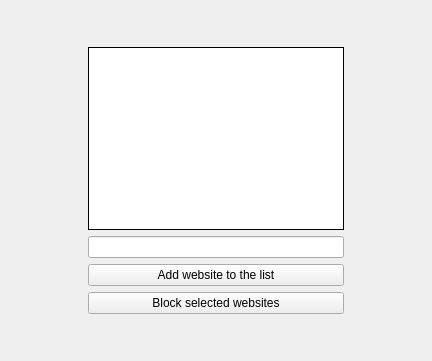
The window that ui/siteblocker.ui (SiamSami/deepin-site-blocker) describes before a commit, drawn with Qt 5.
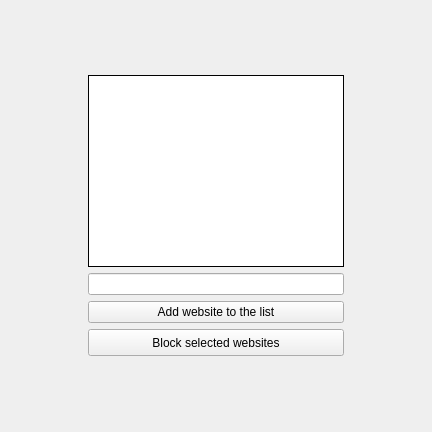
The same window after the commit.

What changed in the file:
```diff
--- a/ui/siteblocker.ui
+++ b/ui/siteblocker.ui
@@ -7,7 +7,7 @@
     <x>0</x>
     <y>0</y>
     <width>432</width>
-    <height>361</height>
+    <height>432</height>
    </rect>
   </property>
   <property name="windowTitle">
@@ -23,11 +23,11 @@
       <x>0</x>
       <y>0</y>
       <width>431</width>
-      <height>361</height>
+      <height>431</height>
      </rect>
     </property>
     <layout class="QGridLayout" name="gridLayout">
-     <item row="5" column="0">
+     <item row="4" column="1">
       <spacer name="verticalSpacer">
        <property name="orientation">
         <enum>Qt::Vertical</enum>
@@ -40,7 +40,7 @@
        </property>
       </spacer>
      </item>
-     <item row="0" column="0">
+     <item row="0" column="1">
       <spacer name="verticalSpacer_2">
        <property name="orientation">
         <enum>Qt::Vertical</enum>
@@ -53,8 +53,34 @@
        </property>
       </spacer>
      </item>
-     <item row="1" column="0" rowspan="2">
+     <item row="1" column="1" rowspan="3">
       <layout class="QGridLayout" name="gridLayout_2">
+       <item row="2" column="2">
+        <widget class="QLineEdit" name="lineEdit">
+         <property name="text">
+          <string/>
+         </property>
+         <property name="frame">
+          <bool>true</bool>
+         </property>
+         <property name="placeholderText">
+          <string/>
+         </property>
+         <property name="clearButtonEnabled">
+          <bool>false</bool>
+         </property>
+        </widget>
+       </item>
+       <item row="0" column="2" rowspan="2">
+        <widget class="QListWidget" name="listWidget">
+         <property name="frameShape">
+          <enum>QFrame::Box</enum>
+         </property>
+         <property name="frameShadow">
+          <enum>QFrame::Plain</enum>
+         </property>
+        </widget>
+       </item>
        <item row="3" column="2">
         <widget class="QPushButton" name="pushButton">
          <property name="text">
@@ -64,22 +90,26 @@
        </item>
        <item row="4" column="2">
         <widget class="QPushButton" name="pushButton_2">
+         <property name="sizePolicy">
+          <sizepolicy hsizetype="Minimum" vsizetype="Preferred">
+           <horstretch>0</horstretch>
+           <verstretch>0</verstretch>
+          </sizepolicy>
+         </property>
+         <property name="minimumSize">
+          <size>
+           <width>0</width>
+           <height>27</height>
+          </size>
+         </property>
          <property name="text">
           <string>Block selected websites</string>
          </property>
         </widget>
        </item>
-       <item row="1" column="2">
-        <widget class="QListWidget" name="listWidget">
-         <property name="frameShape">
-          <enum>QFrame::Box</enum>
-         </property>
-         <property name="frameShadow">
-          <enum>QFrame::Plain</enum>
-         </property>
-        </widget>
-       </item>
-       <item row="1" column="3">
+      </layout>
+     </item>
+     <item row="2" column="2">
         <spacer name="horizontalSpacer_2">
          <property name="orientation">
           <enum>Qt::Horizontal</enum>
@@ -92,23 +122,7 @@
          </property>
         </spacer>
        </item>
-       <item row="2" column="2">
-        <widget class="QLineEdit" name="lineEdit">
-         <property name="text">
-          <string/>
-         </property>
-         <property name="frame">
-          <bool>true</bool>
-         </property>
-         <property name="placeholderText">
-          <string/>
-         </property>
-         <property name="clearButtonEnabled">
-          <bool>false</bool>
-         </property>
-        </widget>
-       </item>
-       <item row="1" column="1">
+     <item row="1" column="0">
         <spacer name="horizontalSpacer">
          <property name="orientation">
           <enum>Qt::Horizontal</enum>
@@ -120,8 +134,6 @@
           </size>
          </property>
         </spacer>
-       </item>
-      </layout>
      </item>
     </layout>
    </widget>
```
Lines whose indentation alone changed are shown as unchanged.
